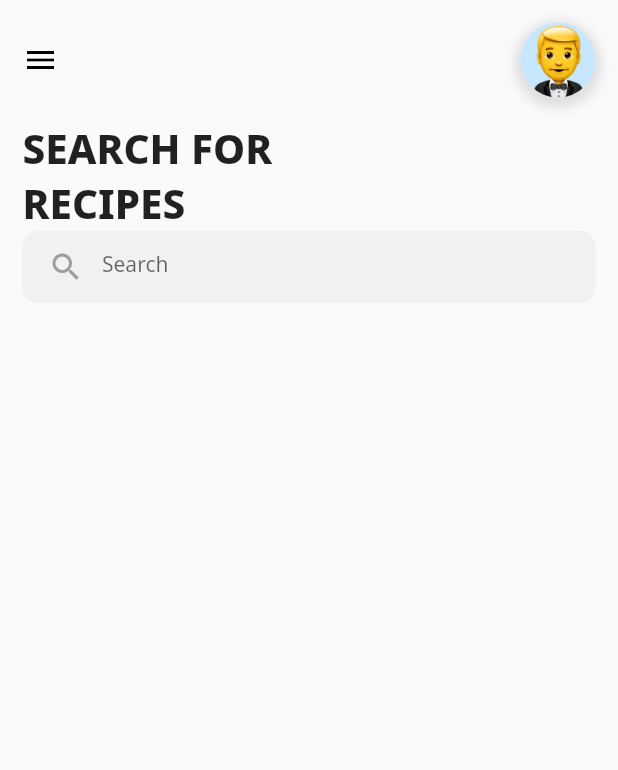
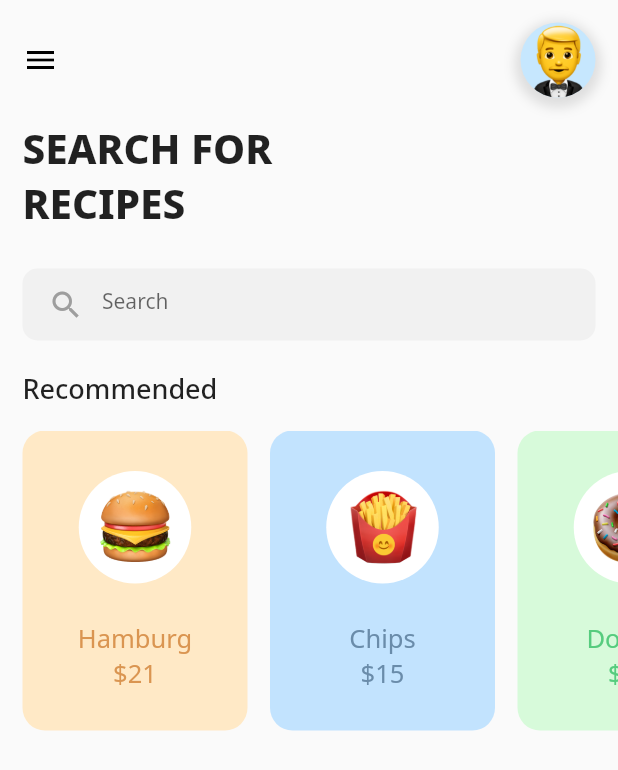
Before and after one commit to najmulmyself/flutter_Foodie, a Flutter app: the screen it shows after launch, on a phone screen of 412 x 824 dp. Shown: the top 770 px of the screen. Run offline on Flutter 3.47's test engine with Material 2 defaults, Android fonts, the phone set to English and light mode, and no system bars; our stand-ins replace google_fonts.

Commit message:
need to work on hero class

```diff
--- a/lib/dashboardpage.dart
+++ b/lib/dashboardpage.dart
@@ -57,6 +57,7 @@ class _DashboardPageState extends State<DashboardPage> {
                   fontWeight: FontWeight.w800, fontSize: 27.0),
             ),
           ),
+          SizedBox(height: 25.0),
           Padding(
             padding: EdgeInsets.only(left: 15.0, right: 15.0),
             child: Container(
@@ -74,8 +75,80 @@ class _DashboardPageState extends State<DashboardPage> {
               ),
             ),
           ),
+          SizedBox(height: 20.0),
+          Padding(
+            padding: const EdgeInsets.only(left: 15.0),
+            child: Text(
+              'Recommended',
+              style: GoogleFonts.notoSans(
+                  fontWeight: FontWeight.w500, fontSize: 18.0),
+            ),
+          ),
+          SizedBox(height: 15.0),
+          Container(
+              height: 200.0,
+              child: ListView(
+                scrollDirection: Axis.horizontal,
+                children: <Widget>[
+                  _buildListItem('Hamburg', 'assets/burger.png', '21',
+                      Color(0xFFFFE9C6), Color(0xFFDA9551)),
+                  _buildListItem('Chips', 'assets/fries.png', '15',
+                      Color(0xFFC2E3FE), Color(0xFF6A8CAA)),
+                  _buildListItem('Donuts', 'assets/doughnut.png', '15',
+                      Color(0xFFD7FADA), Color(0xFF56CC7E)),
+                ],
+              )),
         ],
       ),
     );
   }
 }
+
+_buildListItem(String foodName, String imgPath, String price, Color bgColor,
+    Color textColor) {
+  return Padding(
+    padding: const EdgeInsets.only(left: 15.0),
+    child: InkWell(
+      onTap: () {
+        // Navigator.of(context).push(MaterialPageRoute(
+        //     builder: (ctx) => BurgerPage(
+        //         heroTag: foodName,
+        //         foodName: foodName,
+        //         pricePerItem: price,
+        //         imgPath: imgPath)));
+      },
+      child: Container(
+        height: 175.0,
+        width: 150.0,
+        decoration: BoxDecoration(
+            borderRadius: BorderRadius.circular(15.0), color: bgColor),
+        child: Column(
+          mainAxisAlignment: MainAxisAlignment.center,
+          children: [
+            Hero(
+              tag: foodName,
+              child: Container(
+                height: 75.0,
+                width: 75.0,
+                decoration:
+                    BoxDecoration(color: Colors.white, shape: BoxShape.circle),
+                child: Center(
+                  child: Image.asset(imgPath, height: 50.0, width: 50.0),
+                ),
+              ),
+            ),
+            SizedBox(height: 25.0),
+            Text(
+              foodName,
+              style: GoogleFonts.notoSans(fontSize: 17.0, color: textColor),
+            ),
+            Text(
+              '\$' + price,
+              style: GoogleFonts.notoSans(fontSize: 17.0, color: textColor),
+            )
+          ],
+        ),
+      ),
+    ),
+  );
+}
```
